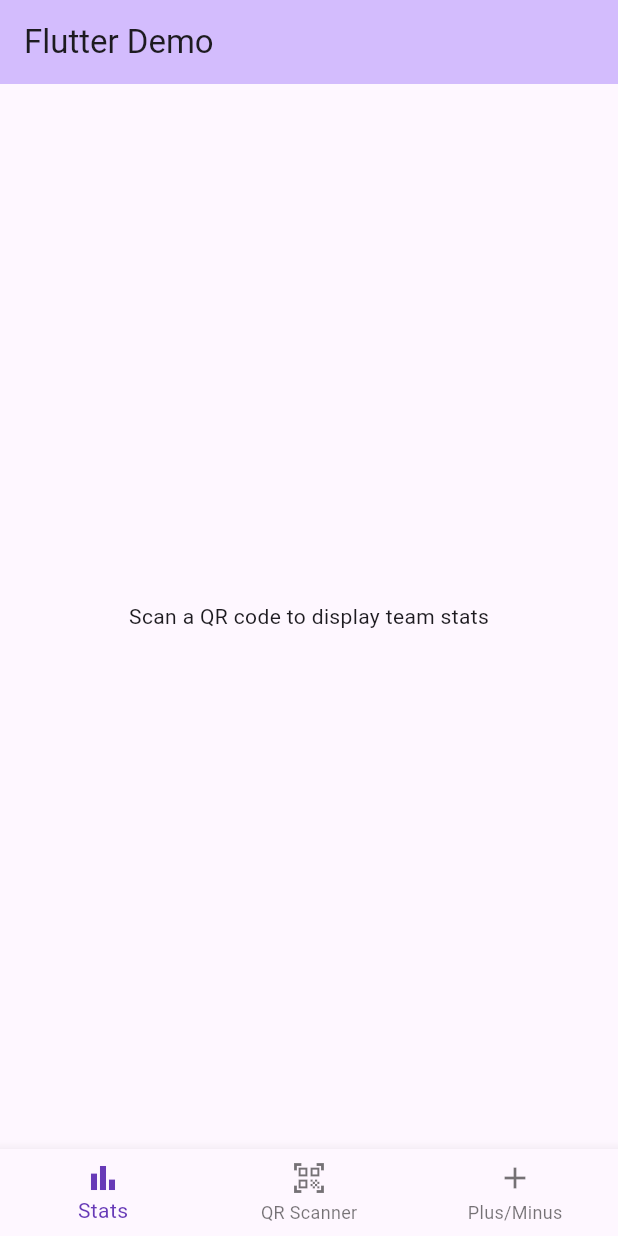
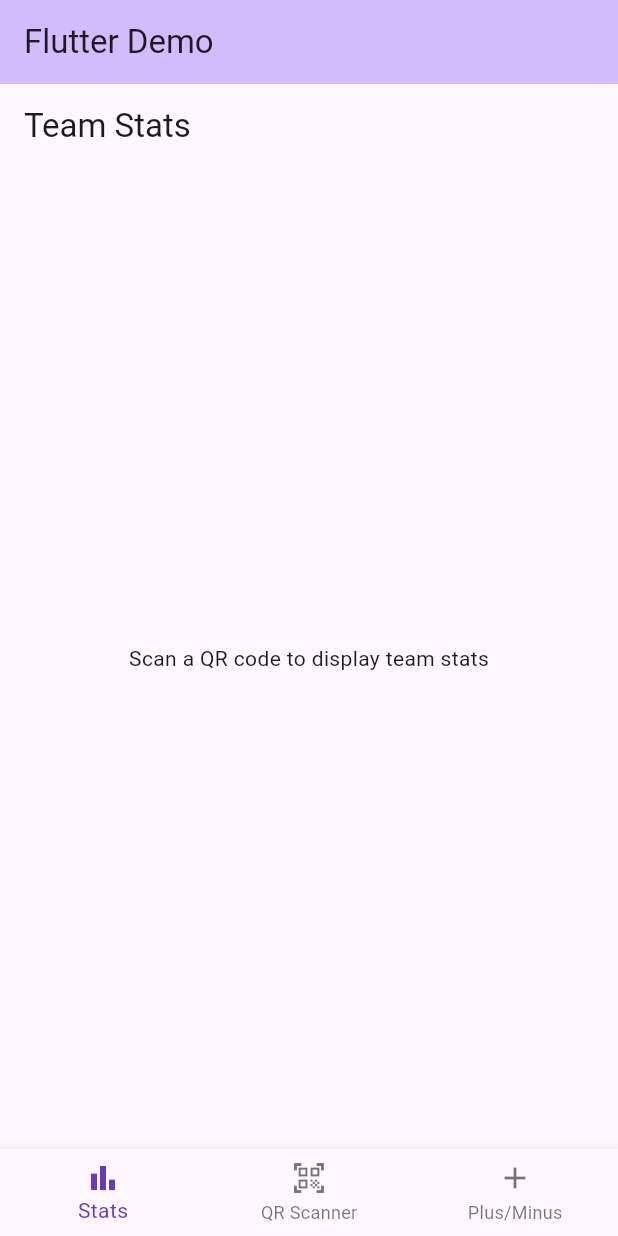
Before and after one commit to EWFranks/NFLStatsQRScanner, a Flutter app: the screen it shows after launch, on a phone screen of 412 x 824 dp. Run offline on Flutter 3.47's test engine with Material 3 defaults, Android fonts, the phone set to English and light mode, and no system bars; missing offline and left inert: mobile_scanner.

```diff
--- a/flutter_application_1/lib/QR_Scanner.dart
+++ b/flutter_application_1/lib/QR_Scanner.dart
@@ -28,8 +28,6 @@ class _QRCodeScannerState extends State<QRCodeScanner> {
       if (barcode.rawValue != null) {
         setState(() {
           scannedText = barcode.rawValue!;
-        });
-        setState(() {
           isScanInProgress = true;
         });
 
@@ -39,9 +37,6 @@ class _QRCodeScannerState extends State<QRCodeScanner> {
         if (apiResult != null) {
           widget.onTeamDataScanned(apiResult); // Passes data
         }
-
-        // Disable scanning for 15 seconds after the scan
-        await Future.delayed(Duration(seconds: 15));
 
         setState(() {
           isScanInProgress = false;
--- a/flutter_application_1/lib/Stats.dart
+++ b/flutter_application_1/lib/Stats.dart
@@ -2,13 +2,16 @@ import 'package:flutter/material.dart';
 import 'TeamData.dart';
 
 class StatsScreen extends StatelessWidget {
-  final TeamData? teamData; // Passes data from MyHomePage
+  final TeamData? teamData; // Passes data
 
   const StatsScreen({Key? key, required this.teamData}) : super(key: key);
 
   @override
   Widget build(BuildContext context) {
     return Scaffold(
+      appBar: AppBar(
+        title: const Text('Team Stats'),
+      ),
       body: Padding(
         padding: const EdgeInsets.all(16.0),
         child: teamData != null
```
Also changed, not shown: flutter_application_1/lib/nfl_api_service.dart (+5 -3 lines).
